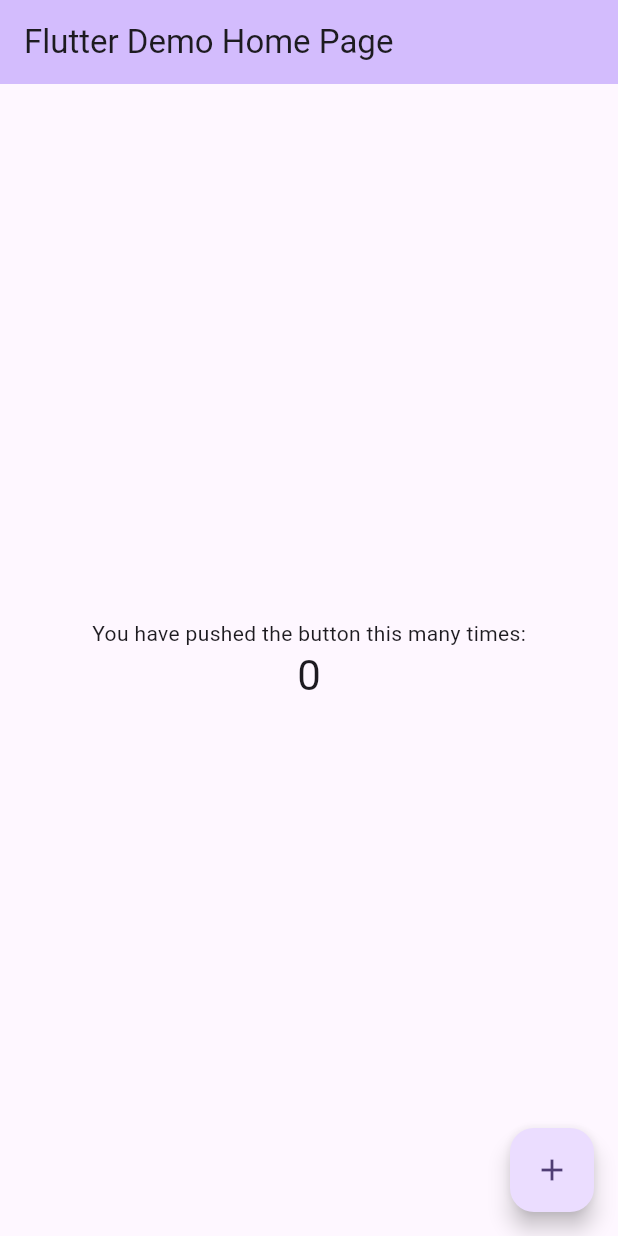
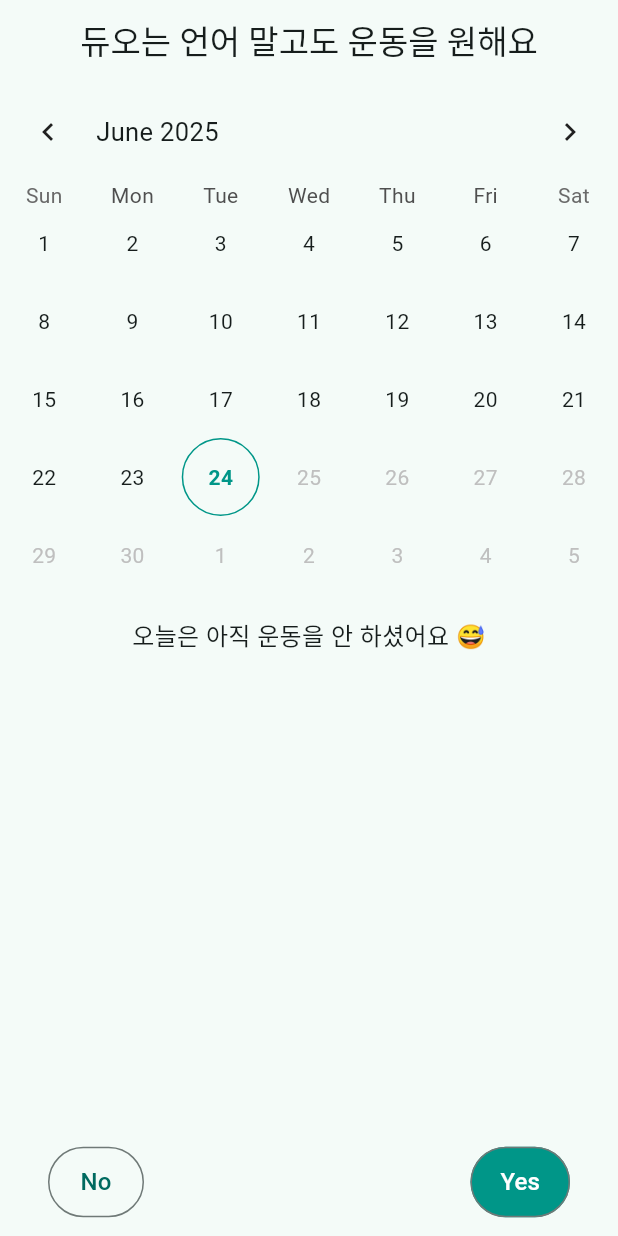
Before and after one commit to Junsang-Mun/workout-alert, a Flutter app: the screen it shows after launch, on a phone screen of 412 x 824 dp. Run offline on Flutter 3.47's test engine with Material 3 defaults, Android fonts, the phone set to English and light mode, and no system bars; drawn by our look-alikes of table_calendar.

Commit message:
feat: 듀오는 언어 말고도 운동을 원해요

```diff
--- a/lib/main.dart
+++ b/lib/main.dart
@@ -1,122 +1,279 @@
+// lib/main.dart
 import 'package:flutter/material.dart';
+import 'package:table_calendar/table_calendar.dart';
+import 'workout_input_page.dart';
+import 'workout_log.dart';
 
 void main() {
-  runApp(const MyApp());
+  runApp(const WorkoutTrackerApp());
 }
 
-class MyApp extends StatelessWidget {
-  const MyApp({super.key});
+class WorkoutTrackerApp extends StatelessWidget {
+  const WorkoutTrackerApp({super.key});
 
-  // This widget is the root of your application.
   @override
   Widget build(BuildContext context) {
     return MaterialApp(
-      title: 'Flutter Demo',
+      title: 'Workout Tracker',
       theme: ThemeData(
-        // This is the theme of your application.
-        //
-        // TRY THIS: Try running your application with "flutter run". You'll see
-        // the application has a purple toolbar. Then, without quitting the app,
-        // try changing the seedColor in the colorScheme below to Colors.green
-        // and then invoke "hot reload" (save your changes or press the "hot
-        // reload" button in a Flutter-supported IDE, or press "r" if you used
-        // the command line to start the app).
-        //
-        // Notice that the counter didn't reset back to zero; the application
-        // state is not lost during the reload. To reset the state, use hot
-        // restart instead.
-        //
-        // This works for code too, not just values: Most code changes can be
-        // tested with just a hot reload.
-        colorScheme: ColorScheme.fromSeed(seedColor: Colors.deepPurple),
+        colorScheme: ColorScheme.fromSeed(seedColor: Colors.teal),
+        useMaterial3: true,
       ),
-      home: const MyHomePage(title: 'Flutter Demo Home Page'),
+      home: const WorkoutHomePage(),
     );
   }
 }
 
-class MyHomePage extends StatefulWidget {
-  const MyHomePage({super.key, required this.title});
-
-  // This widget is the home page of your application. It is stateful, meaning
-  // that it has a State object (defined below) that contains fields that affect
-  // how it looks.
-
-  // This class is the configuration for the state. It holds the values (in this
-  // case the title) provided by the parent (in this case the App widget) and
-  // used by the build method of the State. Fields in a Widget subclass are
-  // always marked "final".
-
-  final String title;
+class WorkoutHomePage extends StatefulWidget {
+  const WorkoutHomePage({super.key});
 
   @override
-  State<MyHomePage> createState() => _MyHomePageState();
+  State<WorkoutHomePage> createState() => _WorkoutHomePageState();
 }
 
-class _MyHomePageState extends State<MyHomePage> {
-  int _counter = 0;
+class _WorkoutHomePageState extends State<WorkoutHomePage> {
+  DateTime _focusedDay = DateTime.now();
+  DateTime? _selectedDay;
 
-  void _incrementCounter() {
+  final Map<DateTime, WorkoutLog?> _workoutData = {}; // null = No 운동
+
+  DateTime dateOnly(DateTime dt) => DateTime(dt.year, dt.month, dt.day);
+
+  DateTime get _today => dateOnly(DateTime.now());
+
+  void _handleDaySelected(DateTime selectedDay, DateTime focusedDay) {
+    final selected = dateOnly(selectedDay);
+    if (selected.isAfter(_today)) return;
+
     setState(() {
-      // This call to setState tells the Flutter framework that something has
-      // changed in this State, which causes it to rerun the build method below
-      // so that the display can reflect the updated values. If we changed
-      // _counter without calling setState(), then the build method would not be
-      // called again, and so nothing would appear to happen.
-      _counter++;
+      _selectedDay = selected;
+      _focusedDay = focusedDay;
     });
+
+    final log = _workoutData[selected];
+    if (!_workoutData.containsKey(selected)) {
+      showDialog(
+        context: context,
+        builder: (_) => AlertDialog(
+          title: const Text('운동 기록 없음'),
+          content: const Text('이 날은 운동 기록이 없습니다.'),
+          actions: [
+            TextButton(
+              onPressed: () => Navigator.pop(context),
+              child: const Text('닫기'),
+            ),
+          ],
+        ),
+      );
+    } else if (log == null) {
+      showDialog(
+        context: context,
+        builder: (_) => AlertDialog(
+          title: const Text('운동하지 않음'),
+          content: const Text('이 날은 운동을 하지 않았습니다.'),
+          actions: [
+            TextButton(
+              onPressed: () => Navigator.pop(context),
+              child: const Text('확인'),
+            ),
+          ],
+        ),
+      );
+    } else {
+      showDialog(
+        context: context,
+        builder: (_) => AlertDialog(
+          title: const Text('운동 기록'),
+          content: Text('${log.type}을(를) ${log.minutes}분 했어요.'),
+          actions: [
+            TextButton(
+              onPressed: () => Navigator.pop(context),
+              child: const Text('확인'),
+            ),
+          ],
+        ),
+      );
+    }
+  }
+
+  Future<void> _handleYesPressed() async {
+    if (_selectedDay == null) return;
+
+    final result = await Navigator.push(
+      context,
+      MaterialPageRoute(builder: (_) => const WorkoutInputPage()),
+    );
+
+    if (result != null && result is WorkoutLog) {
+      setState(() {
+        _workoutData[dateOnly(_selectedDay!)] = result;
+      });
+    }
+  }
+
+  void _handleNoPressed() {
+    if (_selectedDay == null) return;
+
+    showDialog(
+      context: context,
+      builder: (_) => AlertDialog(
+        title: const Text('정말 운동 안 하실 건가요?'),
+        content: const Text('운동 안 하면 복근은 다음 생으로 넘어갑니다 😅'),
+        actions: [
+          TextButton(
+            onPressed: () => Navigator.pop(context),
+            child: const Text('생각해볼게요'),
+          ),
+          TextButton(
+            onPressed: () {
+              setState(() {
+                _workoutData[dateOnly(_selectedDay!)] = null;
+              });
+              Navigator.pop(context);
+            },
+            child: const Text('정말 안 할래요'),
+          ),
+        ],
+      ),
+    );
+  }
+
+  Widget _buildTodayWorkoutSummary() {
+    final todayLog = _workoutData[_today];
+
+    if (!_workoutData.containsKey(_today)) {
+      return const Text(
+        '오늘은 아직 운동을 안 하셨어요 😅',
+        style: TextStyle(fontSize: 16, fontWeight: FontWeight.w500),
+      );
+    }
+
+    if (todayLog == null) {
+      return const Text(
+        '오늘은 운동 안 하기로 했어요 🙃',
+        style: TextStyle(fontSize: 16, fontWeight: FontWeight.w500),
+      );
+    }
+
+    return Text(
+      '오늘은 ${todayLog.type}을(를) ${todayLog.minutes}분 했어요 💪',
+      style: const TextStyle(fontSize: 16, fontWeight: FontWeight.w600),
+    );
   }
 
   @override
   Widget build(BuildContext context) {
-    // This method is rerun every time setState is called, for instance as done
-    // by the _incrementCounter method above.
-    //
-    // The Flutter framework has been optimized to make rerunning build methods
-    // fast, so that you can just rebuild anything that needs updating rather
-    // than having to individually change instances of widgets.
     return Scaffold(
       appBar: AppBar(
-        // TRY THIS: Try changing the color here to a specific color (to
-        // Colors.amber, perhaps?) and trigger a hot reload to see the AppBar
-        // change color while the other colors stay the same.
-        backgroundColor: Theme.of(context).colorScheme.inversePrimary,
-        // Here we take the value from the MyHomePage object that was created by
-        // the App.build method, and use it to set our appbar title.
-        title: Text(widget.title),
+        title: const Text('듀오는 언어 말고도 운동을 원해요'),
+        centerTitle: true,
       ),
-      body: Center(
-        // Center is a layout widget. It takes a single child and positions it
-        // in the middle of the parent.
-        child: Column(
-          // Column is also a layout widget. It takes a list of children and
-          // arranges them vertically. By default, it sizes itself to fit its
-          // children horizontally, and tries to be as tall as its parent.
-          //
-          // Column has various properties to control how it sizes itself and
-          // how it positions its children. Here we use mainAxisAlignment to
-          // center the children vertically; the main axis here is the vertical
-          // axis because Columns are vertical (the cross axis would be
-          // horizontal).
-          //
-          // TRY THIS: Invoke "debug painting" (choose the "Toggle Debug Paint"
-          // action in the IDE, or press "p" in the console), to see the
-          // wireframe for each widget.
-          mainAxisAlignment: MainAxisAlignment.center,
-          children: <Widget>[
-            const Text('You have pushed the button this many times:'),
-            Text(
-              '$_counter',
-              style: Theme.of(context).textTheme.headlineMedium,
+      body: Column(
+        children: [
+          TableCalendar(
+            calendarFormat: CalendarFormat.month,
+            availableCalendarFormats: const {CalendarFormat.month: 'Month'},
+            firstDay: DateTime.utc(2024, 1, 1),
+            lastDay: DateTime.utc(2030, 12, 31),
+            focusedDay: _focusedDay,
+            selectedDayPredicate: (day) => dateOnly(day) == _selectedDay,
+            onDaySelected: _handleDaySelected,
+            enabledDayPredicate: (day) => !dateOnly(day).isAfter(_today),
+            calendarStyle: CalendarStyle(
+              todayDecoration: BoxDecoration(
+                shape: BoxShape.circle,
+                border: Border.all(
+                  color: Colors.teal,
+                  style: BorderStyle.solid,
+                  width: 1,
+                ),
+              ),
             ),
-          ],
-        ),
+            calendarBuilders: CalendarBuilders(
+              todayBuilder: (context, day, _) {
+                return Container(
+                  decoration: BoxDecoration(
+                    shape: BoxShape.circle,
+                    border: Border.all(
+                      color: Colors.teal,
+                      style: BorderStyle.solid,
+                      width: 1,
+                    ),
+                  ),
+                  child: Center(
+                    child: Text(
+                      '${day.day}',
+                      style: const TextStyle(
+                        color: Colors.teal,
+                        fontWeight: FontWeight.bold,
+                      ),
+                    ),
+                  ),
+                );
+              },
+              defaultBuilder: (context, day, _) {
+                final log = _workoutData[dateOnly(day)];
+                String symbol = '';
+                if (log != null) {
+                  symbol = log.type.isNotEmpty ? '✔️' : '✖️';
+                }
+
+                return Center(
+                  child: Column(
+                    mainAxisAlignment: MainAxisAlignment.center,
+                    children: [
+                      Text('${day.day}'),
+                      if (symbol.isNotEmpty)
+                        Text(symbol, style: const TextStyle(fontSize: 12)),
+                    ],
+                  ),
+                );
+              },
+            ),
+          ),
+
+          // 👇 오늘 운동 기록 표시 영역
+          Padding(
+            padding: const EdgeInsets.symmetric(vertical: 16),
+            child: _buildTodayWorkoutSummary(),
+          ),
+
+          const Spacer(),
+
+          Padding(
+            padding: const EdgeInsets.symmetric(horizontal: 32, vertical: 12),
+            child: Row(
+              mainAxisAlignment: MainAxisAlignment.spaceBetween,
+              children: [
+                OutlinedButton(
+                  style: OutlinedButton.styleFrom(
+                    padding: const EdgeInsets.symmetric(
+                      vertical: 12,
+                      horizontal: 20,
+                    ),
+                  ),
+                  onPressed: _handleNoPressed,
+                  child: const Text('No', style: TextStyle(fontSize: 16)),
+                ),
+                OutlinedButton(
+                  style: OutlinedButton.styleFrom(
+                    backgroundColor: Colors.teal,
+                    padding: const EdgeInsets.symmetric(
+                      vertical: 12,
+                      horizontal: 20,
+                    ),
+                  ),
+                  onPressed: _handleYesPressed,
+                  child: const Text(
+                    'Yes',
+                    style: TextStyle(fontSize: 16, color: Colors.white),
+                  ),
+                ),
+              ],
+            ),
+          ),
+        ],
       ),
-      floatingActionButton: FloatingActionButton(
-        onPressed: _incrementCounter,
-        tooltip: 'Increment',
-        child: const Icon(Icons.add),
-      ), // This trailing comma makes auto-formatting nicer for build methods.
     );
   }
 }
--- /dev/null
+++ b/lib/workout_log.dart
@@ -0,0 +1,6 @@
+class WorkoutLog {
+  final String type;
+  final int minutes;
+
+  WorkoutLog({required this.type, required this.minutes});
+}
--- a/pubspec.yaml
+++ b/pubspec.yaml
@@ -30,6 +30,7 @@ environment:
 dependencies:
   flutter:
     sdk: flutter
+  table_calendar: ^3.2.0
 
   # The following adds the Cupertino Icons font to your application.
   # Use with the CupertinoIcons class for iOS style icons.
```
Also changed, not shown: lib/workout_input_page.dart (added, +169 -0 lines), pubspec.lock.
